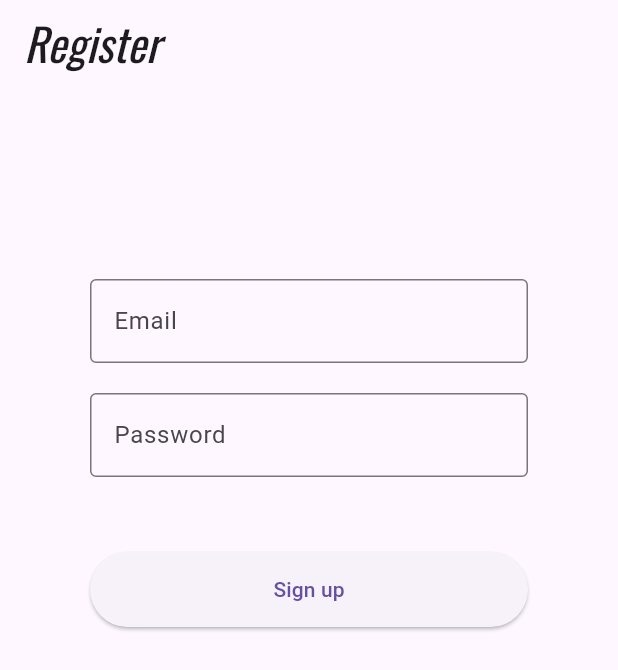
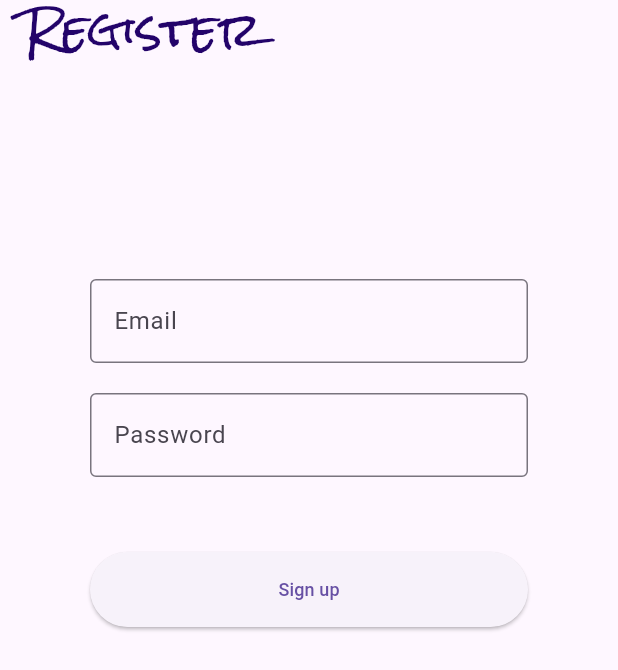
Before and after one commit to jianhui-ben/aiko_ben_expense_app, a Flutter app: the screen it shows after launch, after a tap on "Login", after a tap on "Sign Up", on a phone screen of 412 x 824 dp. Shown: the top 670 px of the screen. Run offline on Flutter 3.47's test engine with Material 2 defaults, Android fonts, the phone set to English and light mode, and no system bars; our stand-ins replace firebase_auth, firebase_core, flutter_spinkit, google_fonts; accounts and stored records are empty.

```diff
--- a/lib/screens/authenticate/register.dart
+++ b/lib/screens/authenticate/register.dart
@@ -49,6 +49,7 @@ class _RegisterState extends State<Register> {
         appBar: AppBar(
           elevation: 0.0,
           title: const Text("Register"),
+          titleTextStyle: appNameTextStyle,
         ),
         body: Container(
             padding: const EdgeInsets.symmetric(vertical: 20, horizontal: 50),
--- a/lib/shared/constants.dart
+++ b/lib/shared/constants.dart
@@ -26,18 +26,9 @@ ThemeData getCustomTheme() {
       // Define the default `TextTheme`. Use this to specify the default
       // text styling for headlines, titles, bodies of text, and more.
       textTheme: TextTheme(
-        displayLarge: const TextStyle(
-          fontSize: 72,
-          fontWeight: FontWeight.bold,
-          color: Colors.white,
+        labelLarge: TextStyle( // Customize the text style for buttons
+          fontSize: 12, // Text size
         ),
-        // ···
-        titleLarge: GoogleFonts.oswald(
-          fontSize: 30,
-          fontStyle: FontStyle.italic,
-        ),
-        bodyMedium: GoogleFonts.merriweather(),
-        displaySmall: GoogleFonts.pacifico(),
       ),
       inputDecorationTheme: InputDecorationTheme(
         border: OutlineInputBorder(
@@ -51,8 +42,9 @@ ThemeData getCustomTheme() {
         // You can customize other InputDecoration properties here
       ),
 
-      buttonTheme: ButtonThemeData(
-        buttonColor: Colors.white, //  <-- dark color
-        textTheme: ButtonTextTheme.primary, //  <-- this auto selects the right color
-      ));
+      // buttonTheme: ButtonThemeData(
+      //   buttonColor: Colors.white,
+      //   textTheme: ButtonTextTheme.primary, //  <-- this auto selects the right color
+      // )
+  );
 }
```
